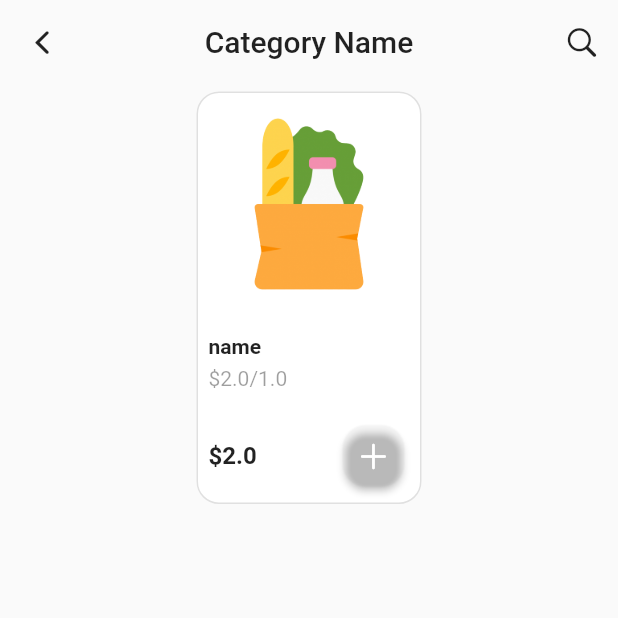
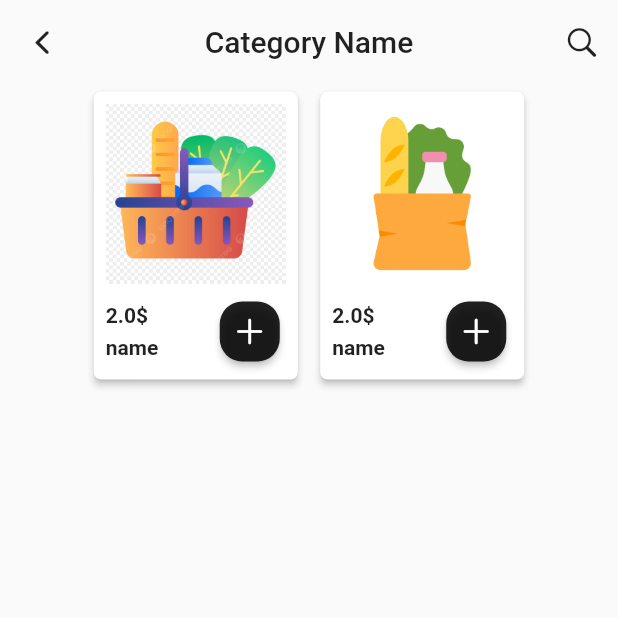
Before and after one commit to abdulrasol/store, a Flutter app: the CategoryPage screen opened directly, on a phone screen of 412 x 824 dp, the top half of it. Run offline on Flutter 3.47's test engine with Material 2 defaults, Android fonts, the phone set to English and light mode, and no system bars; our stand-ins replace carousel_slider, cloud_firestore, firebase_core, get, salomon_bottom_bar; accounts and stored records are empty.

Commit message:
solve item cart problem

```diff
--- a/lib/main.dart
+++ b/lib/main.dart
@@ -30,6 +30,6 @@ var app = GetMaterialApp(
       ),
     ),
   ),
-    home: Main() // const CategoryPage(),
+  home: const Main(),
   // initialRoute: '/',
 );
--- a/lib/ui/pages/category.dart
+++ b/lib/ui/pages/category.dart
@@ -2,6 +2,7 @@ import 'package:flutter/foundation.dart';
 import 'package:flutter/material.dart';
 import 'package:store/database/models/category_model.dart';
 import 'package:store/ui/widgets/category_card.dart';
+import 'package:store/ui/widgets/product_card.dart';
 
 import '../../database/models/item_model.dart';
 import '../widgets/generic_app_bar.dart';
@@ -33,7 +34,10 @@ class CategoryPage extends StatelessWidget {
                 runSpacing: 5,
                 spacing: 5,
                 children: [
-                  ItemCard(
+                  ProductCart(
+                      item: ItemModel('name', 2, 'category', 1, 2,
+                          'assets/imgs/item01.jpeg', 'description')),
+                  ProductCart(
                       item: ItemModel('name', 2, 'category', 1, 2,
                           'assets/imgs/item2.png', 'description')),
                 ],
--- a/lib/ui/widgets/home_sector.dart
+++ b/lib/ui/widgets/home_sector.dart
@@ -1,6 +1,7 @@
 import 'package:flutter/material.dart';
 import 'package:store/database/models/item_model.dart';
 import 'package:store/ui/widgets/item_card.dart';
+import 'package:store/ui/widgets/product_card.dart';
 
 Widget homeSection(
   List items, {
@@ -27,9 +28,7 @@ Widget homeSection(
           scrollDirection: Axis.horizontal,
           itemBuilder: (context, index) {
             return SizedBox(
-              width: 190,
-              // height: 190,
-              child: ItemCard(
+              child: ProductCart(
                 item: ItemModel('Item 1', 10, 'dd', 1, 1,
                     'assets/imgs/item2.png', 'description'),
               ),
--- a/lib/ui/widgets/product_card.dart
+++ b/lib/ui/widgets/product_card.dart
@@ -0,0 +1,87 @@
+import 'package:flutter/cupertino.dart';
+import 'package:flutter/material.dart';
+import 'package:get/get.dart';
+import 'package:store/database/models/item_model.dart';
+import 'package:store/ui/pages/item.dart';
+
+class ProductCart extends StatelessWidget {
+  final ItemModel item;
+  const ProductCart({super.key, required this.item});
+
+  @override
+  Widget build(BuildContext context) {
+    return Card(
+      shape: RoundedRectangleBorder(
+        borderRadius: BorderRadius.circular(5.0),
+      ),
+      elevation: 2,
+      margin: const EdgeInsets.all(5),
+      child: InkWell(
+        onTap: () {
+          Get.to(() => const ItemPage());
+        },
+        child: Padding(
+          padding: const EdgeInsets.all(8.0),
+          child: SizedBox(
+            width: 120,
+            child: Column(
+              mainAxisAlignment: MainAxisAlignment.start,
+              crossAxisAlignment: CrossAxisAlignment.start,
+              children: [
+                SizedBox(
+                  height: 120,
+                  child: Center(
+                    child: Image.asset(
+                      item.image,
+                      fit: BoxFit.cover,
+                    ),
+                  ),
+                ),
+                const SizedBox(height: 8),
+                Row(
+                  mainAxisAlignment: MainAxisAlignment.spaceBetween,
+                  children: [
+                    Column(
+                      crossAxisAlignment: CrossAxisAlignment.start,
+                      children: [
+                        Text(
+                          "${item.price}\$",
+                          style: const TextStyle(
+                            fontWeight: FontWeight.bold,
+                          ),
+                          //  textAlign: TextAlign.start,
+                        ),
+                        const SizedBox(height: 5),
+                        Text(
+                          item.name,
+                          style: const TextStyle(fontWeight: FontWeight.w600),
+                        )
+                      ],
+                    ),
+                    TextButton(
+                      style: ButtonStyle(
+                        backgroundColor:
+                            MaterialStateProperty.all(Colors.black87),
+                        foregroundColor:
+                            MaterialStateProperty.all(Colors.white),
+                        elevation: MaterialStateProperty.all(2),
+                        minimumSize:
+                            MaterialStateProperty.all(const Size(40, 40)),
+                        maximumSize:
+                            MaterialStateProperty.all(const Size(40, 40)),
+                        shape: MaterialStateProperty.all(RoundedRectangleBorder(
+                            borderRadius: BorderRadius.circular(15.0))),
+                      ),
+                      onPressed: () {},
+                      child: const Center(child: Icon(CupertinoIcons.plus)),
+                    ),
+                  ],
+                )
+              ],
+            ),
+          ),
+        ),
+      ),
+    );
+  }
+}
```
Also changed, not shown: lib/ui/pages/more.dart (+10 -3 lines), lib/ui/pages/profile.dart (added, +20 -0 lines), lib/ui/pages/settings.dart (added, +20 -0 lines), lib/ui/widgets/item_card.dart (+0 -74 lines). Lines whose indentation alone changed are shown as unchanged.
